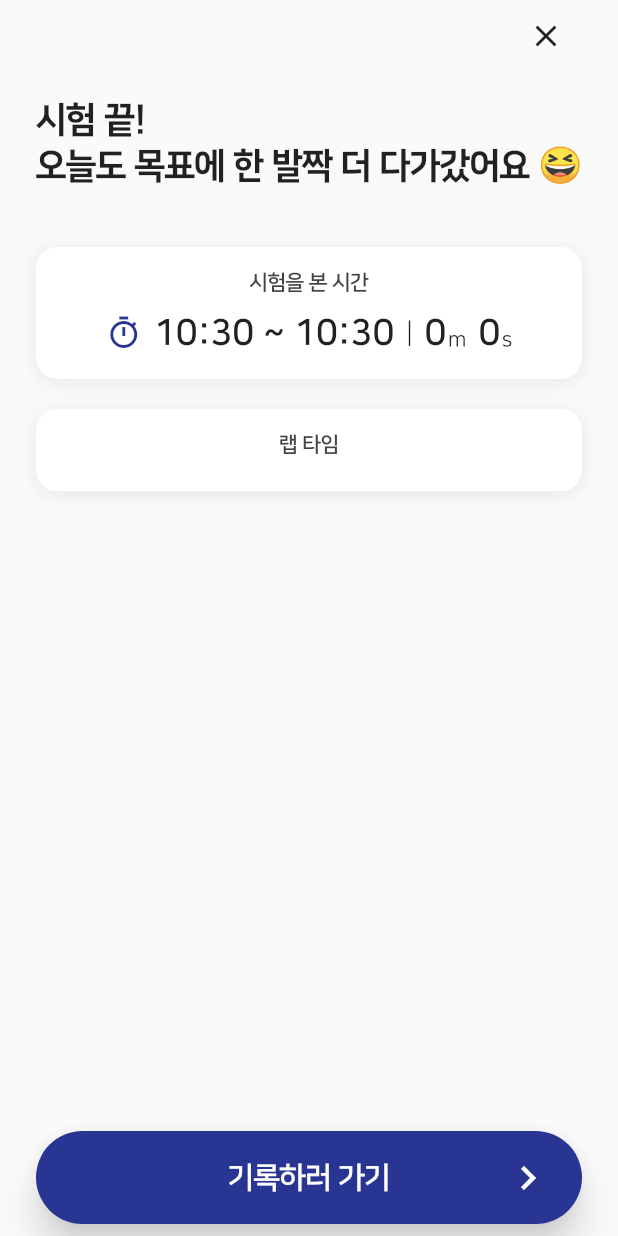
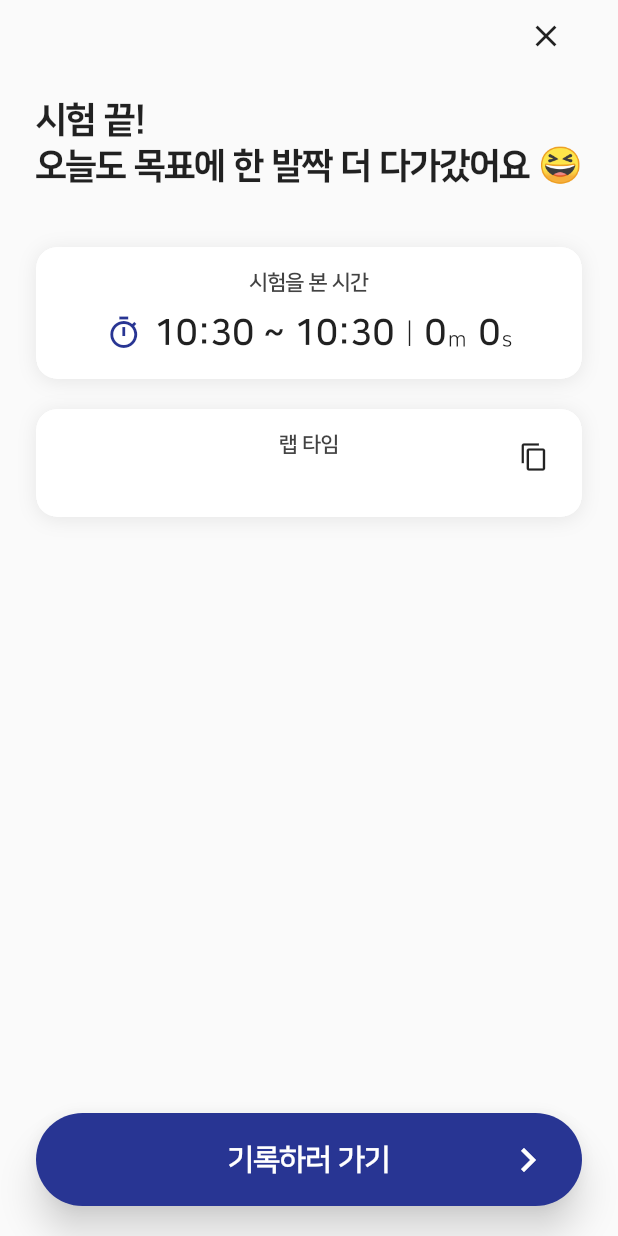
Before and after one commit to silgam/silgam-flutter, a Flutter app: the ExamOverviewPage screen opened directly with empty values, on a phone screen of 412 x 824 dp. Run offline on Flutter 3.47's test engine with Material 2 defaults, Android fonts, the phone set to English and light mode, and no system bars; our stand-ins replace bloc, cached_network_image, carousel_slider, cloud_firestore, connectivity_plus, dio and 35 more; missing offline and left inert: audio_session, flutter_facebook_auth, in_app_purchase_storekit, kakao_flutter_sdk, mixpanel_flutter, rich_text_controller; accounts and stored records are empty; generated files the repository leaves out were written again; network calls fail; statements that could not run were skipped.

Commit message:
feat: 랩타임 복사

```diff
--- a/lib/presentation/edit_record_page/edit_record_page.dart
+++ b/lib/presentation/edit_record_page/edit_record_page.dart
@@ -109,6 +109,7 @@ class _EditRecordPageState extends State<EditRecordPage> {
 
     final exam = widget.arguments.inputExam;
     _selectedSubject = exam?.subject ?? _selectedSubject;
+    _feedbackEditingController.text = widget.arguments.prefillFeedback ?? '';
   }
 
   void _initializeEditMode(ExamRecord recordToEdit) {
@@ -858,11 +859,13 @@ class EditRecordPageArguments {
   final DateTime? examStartedTime;
   final DateTime? examFinishedTime;
   final ExamRecord? recordToEdit;
+  final String? prefillFeedback;
 
   EditRecordPageArguments({
     this.inputExam,
     this.examStartedTime,
     this.examFinishedTime,
     this.recordToEdit,
+    this.prefillFeedback,
   });
 }
--- a/lib/presentation/exam_overview_page/exam_overview_page.dart
+++ b/lib/presentation/exam_overview_page/exam_overview_page.dart
@@ -3,10 +3,13 @@ import 'dart:math';
 import 'package:collection/collection.dart';
 import 'package:dotted_line/dotted_line.dart';
 import 'package:flutter/material.dart';
+import 'package:flutter/services.dart';
 import 'package:flutter_bloc/flutter_bloc.dart';
 import 'package:intl/intl.dart';
 
 import '../../model/exam_detail.dart';
+import '../../model/lap_time.dart';
+import '../../util/date_time_extension.dart';
 import '../../util/injection.dart';
 import '../common/custom_card.dart';
 import '../edit_record_page/edit_record_page.dart';
@@ -45,11 +48,23 @@ class _ExamOverviewPageState extends State<ExamOverviewPage> {
     param1: widget.examDetail,
   );
 
+  void _onCopyLapTimePressed() {
+    final textToCopy = _cubit.state.lapTimeItemGroups.toCopyableString();
+    Clipboard.setData(ClipboardData(text: textToCopy));
+    ScaffoldMessenger.of(context).showSnackBar(
+      const SnackBar(
+        behavior: SnackBarBehavior.floating,
+        content: Text('복사되었습니다.'),
+      ),
+    );
+  }
+
   void _onBottomButtonPressed() {
     final arguments = EditRecordPageArguments(
       inputExam: widget.examDetail.exams.first,
       examStartedTime: widget.examDetail.examStartedTime,
       examFinishedTime: widget.examDetail.examFinishedTime,
+      prefillFeedback: _cubit.state.lapTimeItemGroups.toCopyableString(),
     );
 
     Navigator.of(context).pop();
@@ -79,15 +94,16 @@ class _ExamOverviewPageState extends State<ExamOverviewPage> {
                     _buildExamTimeCard(),
                     const SizedBox(height: 20),
                     _buildLapTimeCard(),
-                    const SizedBox(height: 100),
+                    const SizedBox(height: 120),
                   ],
                 ),
               ),
               Container(
                 alignment: Alignment.bottomCenter,
-                margin: const EdgeInsets.symmetric(
-                  horizontal: _horizontalPadding,
-                  vertical: 8,
+                margin: const EdgeInsets.only(
+                  left: _horizontalPadding,
+                  right: _horizontalPadding,
+                  bottom: 20,
                 ),
                 child: _buildBottomButton(),
               ),
@@ -242,9 +258,32 @@ class _ExamOverviewPageState extends State<ExamOverviewPage> {
       ),
       child: Column(
         children: [
-          Text(
-            '랩 타임',
-            style: _titleTextStyle,
+          Stack(
+            alignment: Alignment.topCenter,
+            children: [
+              Text(
+                '랩 타임',
+                style: _titleTextStyle,
+              ),
+              Align(
+                alignment: Alignment.centerRight,
+                child: IconButton(
+                  onPressed: _onCopyLapTimePressed,
+                  splashColor: Colors.transparent,
+                  padding: const EdgeInsets.all(0),
+                  splashRadius: 24,
+                  visualDensity: const VisualDensity(
+                    horizontal: VisualDensity.minimumDensity,
+                    vertical: VisualDensity.minimumDensity,
+                  ),
+                  tooltip: '복사하기',
+                  icon: const Icon(
+                    Icons.copy,
+                    size: 20,
+                  ),
+                ),
+              )
+            ],
           ),
           const SizedBox(height: 8),
           Column(
@@ -335,10 +374,7 @@ class _ExamOverviewPageState extends State<ExamOverviewPage> {
               ),
               const SizedBox(width: 16),
               Text(
-                '+ '
-                '${timeDifference.inMinutes.abs().toString().padLeft(2, '0')}'
-                ':'
-                '${(timeDifference.inSeconds.abs() % 60).toString().padLeft(2, '0')}',
+                '+ ${timeDifference.to2DigitString()}',
                 style: const TextStyle(
                   fontSize: 14,
                   height: 1,
@@ -347,9 +383,7 @@ class _ExamOverviewPageState extends State<ExamOverviewPage> {
             ],
           ),
           Text(
-            '${timeElapsed.inMinutes.toString().padLeft(2, '0')}'
-            ':'
-            '${(timeElapsed.inSeconds % 60).toString().padLeft(2, '0')}',
+            timeElapsed.to2DigitString(),
             style: TextStyle(
               color: Colors.grey.shade700,
               height: 1,
```
Also changed, not shown: lib/model/lap_time.dart (+26 -0 lines), lib/util/date_time_extension.dart (+8 -0 lines).
